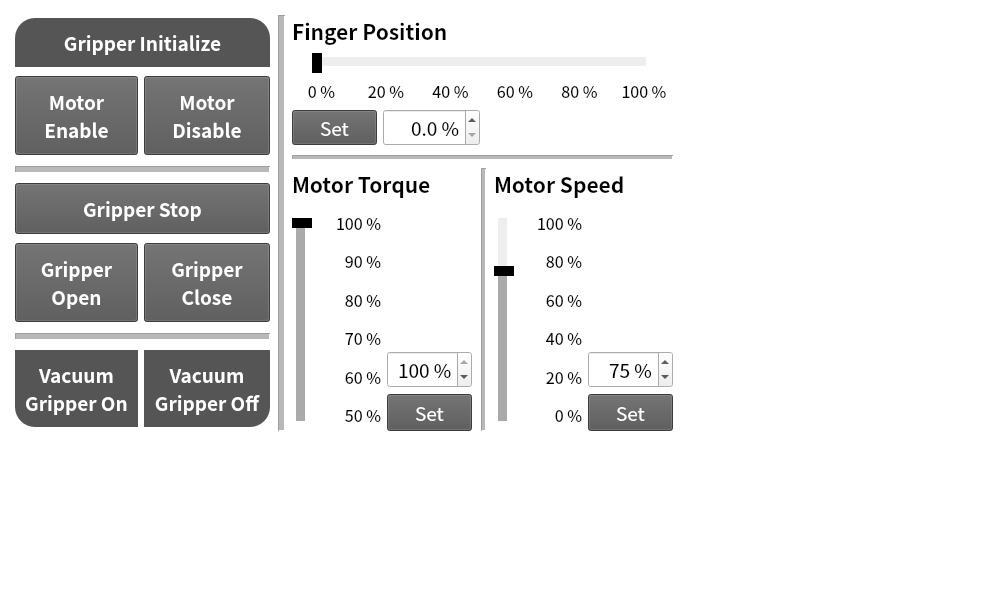
This is ui/datc_control_form.ui in PlanA2G/datc_user_interface as Qt 5 draws it before an edit. The edited form follows.
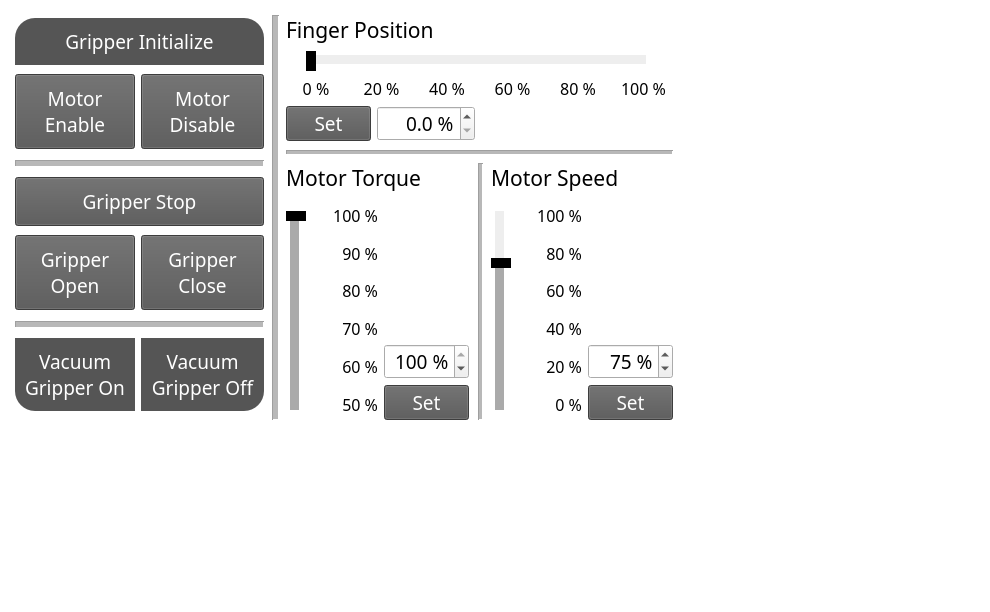
This is the edited form.

Commit message: update: font changed to window/linux compatible font (noto sans kr medium)

```diff
--- a/ui/datc_control_form.ui
+++ b/ui/datc_control_form.ui
@@ -199,7 +199,7 @@
             </colorrole>
             <colorrole role="PlaceholderText">
              <brush brushstyle="SolidPattern">
-              <color alpha="255">
+              <color alpha="128">
                <red>255</red>
                <green>255</green>
                <blue>255</blue>
@@ -264,7 +264,7 @@
             </colorrole>
             <colorrole role="PlaceholderText">
              <brush brushstyle="SolidPattern">
-              <color alpha="255">
+              <color alpha="128">
                <red>255</red>
                <green>255</green>
                <blue>255</blue>
@@ -329,7 +329,7 @@
             </colorrole>
             <colorrole role="PlaceholderText">
              <brush brushstyle="SolidPattern">
-              <color alpha="255">
+              <color alpha="128">
                <red>255</red>
                <green>255</green>
                <blue>255</blue>
@@ -341,10 +341,9 @@
          </property>
          <property name="font">
           <font>
-           <family>Noto Sans CJK KR</family>
+           <family>Noto Sans KR Medium</family>
            <pointsize>14</pointsize>
-           <weight>75</weight>
-           <bold>true</bold>
+           <bold>false</bold>
           </font>
          </property>
          <property name="text">
@@ -497,7 +496,7 @@
             </colorrole>
             <colorrole role="PlaceholderText">
              <brush brushstyle="SolidPattern">
-              <color alpha="255">
+              <color alpha="128">
                <red>255</red>
                <green>255</green>
                <blue>255</blue>
@@ -643,7 +642,7 @@
             </colorrole>
             <colorrole role="PlaceholderText">
              <brush brushstyle="SolidPattern">
-              <color alpha="255">
+              <color alpha="128">
                <red>255</red>
                <green>255</green>
                <blue>255</blue>
@@ -789,7 +788,7 @@
             </colorrole>
             <colorrole role="PlaceholderText">
              <brush brushstyle="SolidPattern">
-              <color alpha="255">
+              <color alpha="128">
                <red>255</red>
                <green>255</green>
                <blue>255</blue>
@@ -801,10 +800,9 @@
          </property>
          <property name="font">
           <font>
-           <family>Noto Sans CJK KR</family>
+           <family>Noto Sans KR Medium</family>
            <pointsize>14</pointsize>
-           <weight>75</weight>
-           <bold>true</bold>
+           <bold>false</bold>
           </font>
          </property>
          <property name="text">
@@ -877,7 +875,7 @@
             </colorrole>
             <colorrole role="PlaceholderText">
              <brush brushstyle="SolidPattern">
-              <color alpha="255">
+              <color alpha="128">
                <red>255</red>
                <green>255</green>
                <blue>255</blue>
@@ -942,7 +940,7 @@
             </colorrole>
             <colorrole role="PlaceholderText">
              <brush brushstyle="SolidPattern">
-              <color alpha="255">
+              <color alpha="128">
                <red>255</red>
                <green>255</green>
                <blue>255</blue>
@@ -1007,7 +1005,7 @@
             </colorrole>
             <colorrole role="PlaceholderText">
              <brush brushstyle="SolidPattern">
-              <color alpha="255">
+              <color alpha="128">
                <red>255</red>
                <green>255</green>
                <blue>255</blue>
@@ -1019,10 +1017,9 @@
          </property>
          <property name="font">
           <font>
-           <family>Noto Sans CJK KR</family>
+           <family>Noto Sans KR Medium</family>
            <pointsize>14</pointsize>
-           <weight>75</weight>
-           <bold>true</bold>
+           <bold>false</bold>
           </font>
          </property>
          <property name="text">
@@ -1044,7 +1041,8 @@
          </property>
          <property name="font">
           <font>
-           <family>Noto Sans CJK KR</family>
+           <family>Noto Sans KR Medium</family>
+           <bold>false</bold>
           </font>
          </property>
          <property name="lineWidth">
@@ -1119,7 +1117,7 @@
             </colorrole>
             <colorrole role="PlaceholderText">
              <brush brushstyle="SolidPattern">
-              <color alpha="255">
+              <color alpha="128">
                <red>255</red>
                <green>255</green>
                <blue>255</blue>
@@ -1184,7 +1182,7 @@
             </colorrole>
             <colorrole role="PlaceholderText">
              <brush brushstyle="SolidPattern">
-              <color alpha="255">
+              <color alpha="128">
                <red>255</red>
                <green>255</green>
                <blue>255</blue>
@@ -1249,7 +1247,7 @@
             </colorrole>
             <colorrole role="PlaceholderText">
              <brush brushstyle="SolidPattern">
-              <color alpha="255">
+              <color alpha="128">
                <red>255</red>
                <green>255</green>
                <blue>255</blue>
@@ -1261,10 +1259,9 @@
          </property>
          <property name="font">
           <font>
-           <family>Noto Sans CJK KR</family>
+           <family>Noto Sans KR Medium</family>
            <pointsize>14</pointsize>
-           <weight>75</weight>
-           <bold>true</bold>
+           <bold>false</bold>
           </font>
          </property>
          <property name="text">
@@ -1336,7 +1333,7 @@
             </colorrole>
             <colorrole role="PlaceholderText">
              <brush brushstyle="SolidPattern">
-              <color alpha="255">
+              <color alpha="128">
                <red>255</red>
                <green>255</green>
                <blue>255</blue>
@@ -1401,7 +1398,7 @@
             </colorrole>
             <colorrole role="PlaceholderText">
              <brush brushstyle="SolidPattern">
-              <color alpha="255">
+              <color alpha="128">
                <red>255</red>
                <green>255</green>
                <blue>255</blue>
@@ -1466,7 +1463,7 @@
             </colorrole>
             <colorrole role="PlaceholderText">
              <brush brushstyle="SolidPattern">
-              <color alpha="255">
+              <color alpha="128">
                <red>255</red>
                <green>255</green>
                <blue>255</blue>
@@ -1478,10 +1475,9 @@
          </property>
          <property name="font">
           <font>
-           <family>Noto Sans CJK KR</family>
+           <family>Noto Sans KR Medium</family>
            <pointsize>14</pointsize>
-           <weight>75</weight>
-           <bold>true</bold>
+           <bold>false</bold>
           </font>
          </property>
          <property name="text">
@@ -1554,7 +1550,7 @@
             </colorrole>
             <colorrole role="PlaceholderText">
              <brush brushstyle="SolidPattern">
-              <color alpha="255">
+              <color alpha="128">
                <red>255</red>
                <green>255</green>
                <blue>255</blue>
@@ -1619,7 +1615,7 @@
             </colorrole>
             <colorrole role="PlaceholderText">
              <brush brushstyle="SolidPattern">
-              <color alpha="255">
+              <color alpha="128">
                <red>255</red>
                <green>255</green>
                <blue>255</blue>
@@ -1684,7 +1680,7 @@
             </colorrole>
             <colorrole role="PlaceholderText">
              <brush brushstyle="SolidPattern">
-              <color alpha="255">
+              <color alpha="128">
                <red>255</red>
                <green>255</green>
                <blue>255</blue>
@@ -1696,10 +1692,9 @@
          </property>
          <property name="font">
           <font>
-           <family>Noto Sans CJK KR</family>
+           <family>Noto Sans KR Medium</family>
            <pointsize>14</pointsize>
-           <weight>75</weight>
-           <bold>true</bold>
+           <bold>false</bold>
           </font>
          </property>
          <property name="text">
@@ -1721,7 +1716,8 @@
          </property>
          <property name="font">
           <font>
-           <family>Noto Sans CJK KR</family>
+           <family>Noto Sans KR Medium</family>
+           <bold>false</bold>
           </font>
          </property>
          <property name="lineWidth">
@@ -1796,7 +1792,7 @@
             </colorrole>
             <colorrole role="PlaceholderText">
              <brush brushstyle="SolidPattern">
-              <color alpha="255">
+              <color alpha="128">
                <red>255</red>
                <green>255</green>
                <blue>255</blue>
@@ -1861,7 +1857,7 @@
             </colorrole>
             <colorrole role="PlaceholderText">
              <brush brushstyle="SolidPattern">
-              <color alpha="255">
+              <color alpha="128">
                <red>255</red>
                <green>255</green>
                <blue>255</blue>
@@ -1926,7 +1922,7 @@
             </colorrole>
             <colorrole role="PlaceholderText">
              <brush brushstyle="SolidPattern">
-              <color alpha="255">
+              <color alpha="128">
                <red>255</red>
                <green>255</green>
                <blue>255</blue>
@@ -1938,10 +1934,9 @@
          </property>
          <property name="font">
           <font>
-           <family>Noto Sans CJK KR</family>
+           <family>Noto Sans KR Medium</family>
            <pointsize>14</pointsize>
-           <weight>75</weight>
-           <bold>true</bold>
+           <bold>false</bold>
           </font>
          </property>
          <property name="text">
@@ -2014,7 +2009,7 @@
             </colorrole>
             <colorrole role="PlaceholderText">
              <brush brushstyle="SolidPattern">
-              <color alpha="255">
+              <color alpha="128">
                <red>255</red>
                <green>255</green>
                <blue>255</blue>
@@ -2079,7 +2074,7 @@
             </colorrole>
             <colorrole role="PlaceholderText">
              <brush brushstyle="SolidPattern">
-              <color alpha="255">
+              <color alpha="128">
                <red>255</red>
                <green>255</green>
                <blue>255</blue>
@@ -2144,7 +2139,7 @@
             </colorrole>
             <colorrole role="PlaceholderText">
              <brush brushstyle="SolidPattern">
-              <color alpha="255">
+              <color alpha="128">
                <red>255</red>
                <green>255</green>
                <blue>255</blue>
@@ -2156,10 +2151,9 @@
          </property>
          <property name="font">
           <font>
-           <family>Noto Sans CJK KR</family>
+           <family>Noto Sans KR Medium</family>
            <pointsize>14</pointsize>
-           <weight>75</weight>
-           <bold>true</bold>
+           <bold>false</bold>
           </font>
          </property>
          <property name="text">
@@ -2183,7 +2177,8 @@
        </property>
        <property name="font">
         <font>
-         <family>Noto Sans CJK KR</family>
+         <family>Noto Sans KR Medium</family>
+         <bold>false</bold>
         </font>
        </property>
        <property name="lineWidth">
@@ -2205,10 +2200,9 @@
           <widget class="QLabel" name="label_50">
            <property name="font">
             <font>
-             <family>Noto Sans CJK KR</family>
+             <family>Noto Sans KR Medium</family>
              <pointsize>16</pointsize>
-             <weight>75</weight>
-             <bold>true</bold>
+             <bold>false</bold>
             </font>
            </property>
            <property name="text">
@@ -2227,7 +2221,8 @@
               <spacer name="horizontalSpacer">
                <property name="font">
                 <font>
-                 <family>Noto Sans CJK KR</family>
+                 <family>Noto Sans KR Medium</family>
+                 <bold>false</bold>
                 </font>
                </property>
                <property name="orientation">
@@ -2248,7 +2243,8 @@
               <widget class="QSlider" name="horizontalSlider_finger_pos">
                <property name="font">
                 <font>
-                 <family>Noto Sans CJK KR</family>
+                 <family>Noto Sans KR Medium</family>
+                 <bold>false</bold>
                 </font>
                </property>
                <property name="maximum">
@@ -2295,8 +2291,9 @@
               <widget class="QLabel" name="label_70">
                <property name="font">
                 <font>
-                 <family>Noto Sans CJK KR</family>
+                 <family>Noto Sans KR Medium</family>
                  <pointsize>12</pointsize>
+                 <bold>false</bold>
                 </font>
                </property>
                <property name="text">
@@ -2311,8 +2308,9 @@
               <widget class="QLabel" name="label_69">
                <property name="font">
                 <font>
-                 <family>Noto Sans CJK KR</family>
+                 <family>Noto Sans KR Medium</family>
                  <pointsize>12</pointsize>
+                 <bold>false</bold>
                 </font>
                </property>
                <property name="text">
@@ -2327,8 +2325,9 @@
               <widget class="QLabel" name="label_68">
                <property name="font">
                 <font>
-                 <family>Noto Sans CJK KR</family>
+                 <family>Noto Sans KR Medium</family>
                  <pointsize>12</pointsize>
+                 <bold>false</bold>
                 </font>
                </property>
                <property name="text">
@@ -2343,8 +2342,9 @@
               <widget class="QLabel" name="label_67">
                <property name="font">
                 <font>
-                 <family>Noto Sans CJK KR</family>
+                 <family>Noto Sans KR Medium</family>
                  <pointsize>12</pointsize>
+                 <bold>false</bold>
                 </font>
                </property>
                <property name="text">
@@ -2359,8 +2359,9 @@
               <widget class="QLabel" name="label_66">
                <property name="font">
                 <font>
-                 <family>Noto Sans CJK KR</family>
+                 <family>Noto Sans KR Medium</family>
                  <pointsize>12</pointsize>
+                 <bold>false</bold>
                 </font>
                </property>
                <property name="text">
@@ -2375,8 +2376,9 @@
               <widget class="QLabel" name="label_65">
                <property name="font">
                 <font>
-                 <family>Noto Sans CJK KR</family>
+                 <family>Noto Sans KR Medium</family>
                  <pointsize>12</pointsize>
+                 <bold>false</bold>
                 </font>
                </property>
                <property name="text">
@@ -2472,7 +2474,7 @@
                 </colorrole>
                 <colorrole role="PlaceholderText">
                  <brush brushstyle="SolidPattern">
-                  <color alpha="255">
+                  <color alpha="128">
                    <red>255</red>
                    <green>255</green>
                    <blue>255</blue>
@@ -2537,7 +2539,7 @@
                 </colorrole>
                 <colorrole role="PlaceholderText">
                  <brush brushstyle="SolidPattern">
-                  <color alpha="255">
+                  <color alpha="128">
                    <red>255</red>
                    <green>255</green>
                    <blue>255</blue>
@@ -2602,7 +2604,7 @@
                 </colorrole>
                 <colorrole role="PlaceholderText">
                  <brush brushstyle="SolidPattern">
-                  <color alpha="255">
+                  <color alpha="128">
                    <red>255</red>
                    <green>255</green>
                    <blue>255</blue>
@@ -2614,8 +2616,9 @@
              </property>
              <property name="font">
               <font>
-               <family>Noto Sans CJK KR</family>
+               <family>Noto Sans KR Medium</family>
                <pointsize>14</pointsize>
+               <bold>false</bold>
               </font>
              </property>
              <property name="text">
@@ -2630,8 +2633,9 @@
             <widget class="QDoubleSpinBox" name="doubleSpinBox_finger_pos">
              <property name="font">
               <font>
-               <family>Noto Sans CJK KR</family>
+               <family>Noto Sans KR Medium</family>
                <pointsize>14</pointsize>
+               <bold>false</bold>
               </font>
              </property>
              <property name="alignment">
@@ -2652,7 +2656,8 @@
             <spacer name="horizontalSpacer_3">
              <property name="font">
               <font>
-               <family>Noto Sans CJK KR</family>
+               <family>Noto Sans KR Medium</family>
+               <bold>false</bold>
               </font>
              </property>
              <property name="orientation">
@@ -2680,7 +2685,8 @@
          </property>
          <property name="font">
           <font>
-           <family>Noto Sans CJK KR</family>
+           <family>Noto Sans KR Medium</family>
+           <bold>false</bold>
           </font>
          </property>
          <property name="lineWidth">
@@ -2702,8 +2708,9 @@
             <widget class="QDoubleSpinBox" name="doubleSpinBox_torque">
              <property name="font">
               <font>
-               <family>Noto Sans CJK KR</family>
+               <family>Noto Sans KR Medium</family>
                <pointsize>14</pointsize>
+               <bold>false</bold>
               </font>
              </property>
              <property name="alignment">
@@ -2730,10 +2737,9 @@
             <widget class="QLabel" name="label_51">
              <property name="font">
               <font>
-               <family>Noto Sans CJK KR</family>
+               <family>Noto Sans KR Medium</family>
                <pointsize>16</pointsize>
-               <weight>75</weight>
-               <bold>true</bold>
+               <bold>false</bold>
               </font>
              </property>
              <property name="text">
@@ -2817,7 +2823,7 @@
                 </colorrole>
                 <colorrole role="PlaceholderText">
                  <brush brushstyle="SolidPattern">
-                  <color alpha="255">
+                  <color alpha="128">
                    <red>255</red>
                    <green>255</green>
                    <blue>255</blue>
@@ -2882,7 +2888,7 @@
                 </colorrole>
                 <colorrole role="PlaceholderText">
                  <brush brushstyle="SolidPattern">
-                  <color alpha="255">
+                  <color alpha="128">
                    <red>255</red>
                    <green>255</green>
                    <blue>255</blue>
@@ -2947,7 +2953,7 @@
                 </colorrole>
                 <colorrole role="PlaceholderText">
                  <brush brushstyle="SolidPattern">
-                  <color alpha="255">
+                  <color alpha="128">
                    <red>255</red>
                    <green>255</green>
                    <blue>255</blue>
@@ -2959,8 +2965,9 @@
              </property>
              <property name="font">
               <font>
-               <family>Noto Sans CJK KR</family>
+               <family>Noto Sans KR Medium</family>
                <pointsize>14</pointsize>
+               <bold>false</bold>
               </font>
              </property>
              <property name="text">
@@ -2975,7 +2982,8 @@
             <spacer name="verticalSpacer_5">
              <property name="font">
               <font>
-               <family>Noto Sans CJK KR</family>
+               <family>Noto Sans KR Medium</family>
+               <bold>false</bold>
               </font>
              </property>
              <property name="orientation">
@@ -2997,7 +3005,8 @@
                 <spacer name="verticalSpacer">
                  <property name="font">
                   <font>
-                   <family>Noto Sans CJK KR</family>
+                   <family>Noto Sans KR Medium</family>
+                   <bold>false</bold>
                   </font>
                  </property>
                  <property name="orientation">
@@ -3018,7 +3027,8 @@
                 <widget class="QSlider" name="verticalSlider_torque">
                  <property name="font">
                   <font>
-                   <family>Noto Sans CJK KR</family>
+                   <family>Noto Sans KR Medium</family>
+                   <bold>false</bold>
                   </font>
                  </property>
                  <property name="minimum">
@@ -3045,7 +3055,8 @@
                 <spacer name="verticalSpacer_2">
                  <property name="font">
                   <font>
-                   <family>Noto Sans CJK KR</family>
+                   <family>Noto Sans KR Medium</family>
+                   <bold>false</bold>
                   </font>
                  </property>
                  <property name="orientation">
@@ -3070,8 +3081,9 @@
                 <widget class="QLabel" name="label_58">
                  <property name="font">
                   <font>
-                   <family>Noto Sans CJK KR</family>
+                   <family>Noto Sans KR Medium</family>
                    <pointsize>12</pointsize>
+                   <bold>false</bold>
                   </font>
                  </property>
                  <property name="text">
@@ -3086,8 +3098,9 @@
                 <widget class="QLabel" name="label_57">
                  <property name="font">
                   <font>
-                   <family>Noto Sans CJK KR</family>
+                   <family>Noto Sans KR Medium</family>
                    <pointsize>12</pointsize>
+                   <bold>false</bold>
                   </font>
                  </property>
                  <property name="text">
@@ -3102,8 +3115,9 @@
                 <widget class="QLabel" name="label_56">
                  <property name="font">
                   <font>
-                   <family>Noto Sans CJK KR</family>
+                   <family>Noto Sans KR Medium</family>
                    <pointsize>12</pointsize>
+                   <bold>false</bold>
                   </font>
                  </property>
                  <property name="text">
@@ -3118,8 +3132,9 @@
                 <widget class="QLabel" name="label_55">
                  <property name="font">
                   <font>
-                   <family>Noto Sans CJK KR</family>
+                   <family>Noto Sans KR Medium</family>
                    <pointsize>12</pointsize>
+                   <bold>false</bold>
                   </font>
                  </property>
                  <property name="text">
@@ -3134,8 +3149,9 @@
                 <widget class="QLabel" name="label_54">
                  <property name="font">
                   <font>
-                   <family>Noto Sans CJK KR</family>
+                   <family>Noto Sans KR Medium</family>
                    <pointsize>12</pointsize>
+                   <bold>false</bold>
                   </font>
                  </property>
                  <property name="text">
@@ -3150,8 +3166,9 @@
                 <widget class="QLabel" name="label_53">
                  <property name="font">
                   <font>
-                   <family>Noto Sans CJK KR</family>
+                   <family>Noto Sans KR Medium</family>
                    <pointsize>12</pointsize>
+                   <bold>false</bold>
                   </font>
                  </property>
                  <property name="text">
@@ -3178,7 +3195,8 @@
            </property>
            <property name="font">
             <font>
-             <family>Noto Sans CJK KR</family>
+             <family>Noto Sans KR Medium</family>
+             <bold>false</bold>
             </font>
            </property>
            <property name="lineWidth">
@@ -3198,10 +3216,9 @@
             <widget class="QLabel" name="label_52">
              <property name="font">
               <font>
-               <family>Noto Sans CJK KR</family>
+               <family>Noto Sans KR Medium</family>
                <pointsize>16</pointsize>
-               <weight>75</weight>
-               <bold>true</bold>
+               <bold>false</bold>
               </font>
              </property>
              <property name="text">
@@ -3285,7 +3302,7 @@
                 </colorrole>
                 <colorrole role="PlaceholderText">
                  <brush brushstyle="SolidPattern">
-                  <color alpha="255">
+                  <color alpha="128">
                    <red>255</red>
                    <green>255</green>
                    <blue>255</blue>
@@ -3350,7 +3367,7 @@
                 </colorrole>
                 <colorrole role="PlaceholderText">
                  <brush brushstyle="SolidPattern">
-                  <color alpha="255">
+                  <color alpha="128">
                    <red>255</red>
                    <green>255</green>
                    <blue>255</blue>
@@ -3415,7 +3432,7 @@
                 </colorrole>
                 <colorrole role="PlaceholderText">
                  <brush brushstyle="SolidPattern">
-                  <color alpha="255">
+                  <color alpha="128">
                    <red>255</red>
                    <green>255</green>
                    <blue>255</blue>
@@ -3427,8 +3444,9 @@
              </property>
              <property name="font">
               <font>
-               <family>Noto Sans CJK KR</family>
+               <family>Noto Sans KR Medium</family>
                <pointsize>14</pointsize>
+               <bold>false</bold>
               </font>
              </property>
              <property name="text">
@@ -3447,7 +3465,8 @@
                 <spacer name="verticalSpacer_3">
                  <property name="font">
                   <font>
-                   <family>Noto Sans CJK KR</family>
+                   <family>Noto Sans KR Medium</family>
+                   <bold>false</bold>
                   </font>
                  </property>
                  <property name="orientation">
@@ -3468,7 +3487,8 @@
                 <widget class="QSlider" name="verticalSlider_speed">
                  <property name="font">
                   <font>
-                   <family>Noto Sans CJK KR</family>
+                   <family>Noto Sans KR Medium</family>
+                   <bold>false</bold>
                   </font>
                  </property>
                  <property name="minimum">
@@ -3495,7 +3515,8 @@
                 <spacer name="verticalSpacer_4">
                  <property name="font">
                   <font>
-                   <family>Noto Sans CJK KR</family>
+                   <family>Noto Sans KR Medium</family>
+                   <bold>false</bold>
                   </font>
                  </property>
                  <property name="orientation">
@@ -3520,8 +3541,9 @@
                 <widget class="QLabel" name="label_59">
                  <property name="font">
                   <font>
-                   <family>Noto Sans CJK KR</family>
+                   <family>Noto Sans KR Medium</family>
                    <pointsize>12</pointsize>
+                   <bold>false</bold>
                   </font>
                  </property>
                  <property name="text">
@@ -3536,8 +3558,9 @@
                 <widget class="QLabel" name="label_60">
                  <property name="font">
                   <font>
-                   <family>Noto Sans CJK KR</family>
+                   <family>Noto Sans KR Medium</family>
                    <pointsize>12</pointsize>
+                   <bold>false</bold>
                   </font>
                  </property>
                  <property name="text">
@@ -3552,8 +3575,9 @@
                 <widget class="QLabel" name="label_61">
                  <property name="font">
                   <font>
-                   <family>Noto Sans CJK KR</family>
+                   <family>Noto Sans KR Medium</family>
                    <pointsize>12</pointsize>
+                   <bold>false</bold>
                   </font>
                  </property>
                  <property name="text">
@@ -3568,8 +3592,9 @@
                 <widget class="QLabel" name="label_62">
                  <property name="font">
                   <font>
-                   <family>Noto Sans CJK KR</family>
+                   <family>Noto Sans KR Medium</family>
                    <pointsize>12</pointsize>
+                   <bold>false</bold>
                   </font>
                  </property>
                  <property name="text">
@@ -3584,8 +3609,9 @@
                 <widget class="QLabel" name="label_63">
                  <property name="font">
                   <font>
-                   <family>Noto Sans CJK KR</family>
+                   <family>Noto Sans KR Medium</family>
                    <pointsize>12</pointsize>
+                   <bold>false</bold>
                   </font>
                  </property>
                  <property name="text">
@@ -3600,8 +3626,9 @@
                 <widget class="QLabel" name="label_64">
                  <property name="font">
                   <font>
-                   <family>Noto Sans CJK KR</family>
+                   <family>Noto Sans KR Medium</family>
                    <pointsize>12</pointsize>
+                   <bold>false</bold>
                   </font>
                  </property>
                  <property name="text">
@@ -3620,8 +3647,9 @@
             <widget class="QDoubleSpinBox" name="doubleSpinBox_speed">
              <property name="font">
               <font>
-               <family>Noto Sans CJK KR</family>
+               <family>Noto Sans KR Medium</family>
                <pointsize>14</pointsize>
+               <bold>false</bold>
               </font>
              </property>
              <property name="alignment">
@@ -3648,7 +3676,8 @@
             <spacer name="verticalSpacer_6">
              <property name="font">
               <font>
-               <family>Noto Sans CJK KR</family>
+               <family>Noto Sans KR Medium</family>
+               <bold>false</bold>
               </font>
              </property>
              <property name="orientation">
```
The commit also changes 3 other files.
